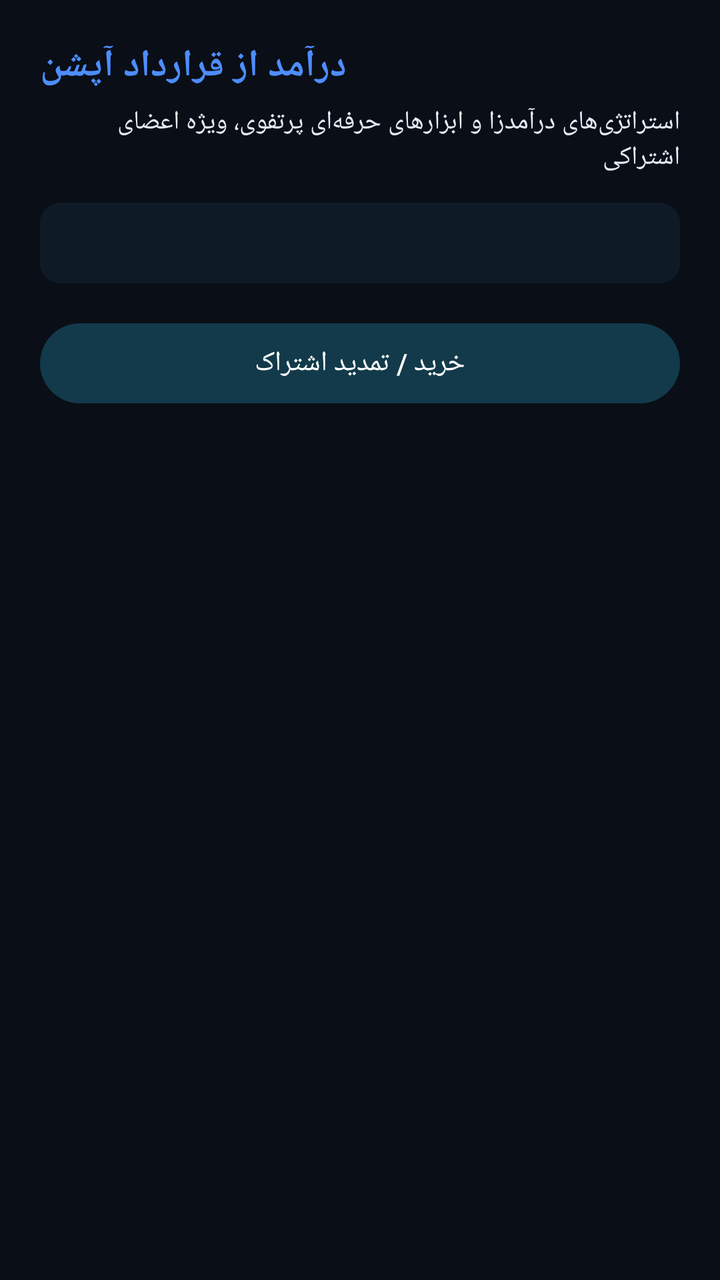
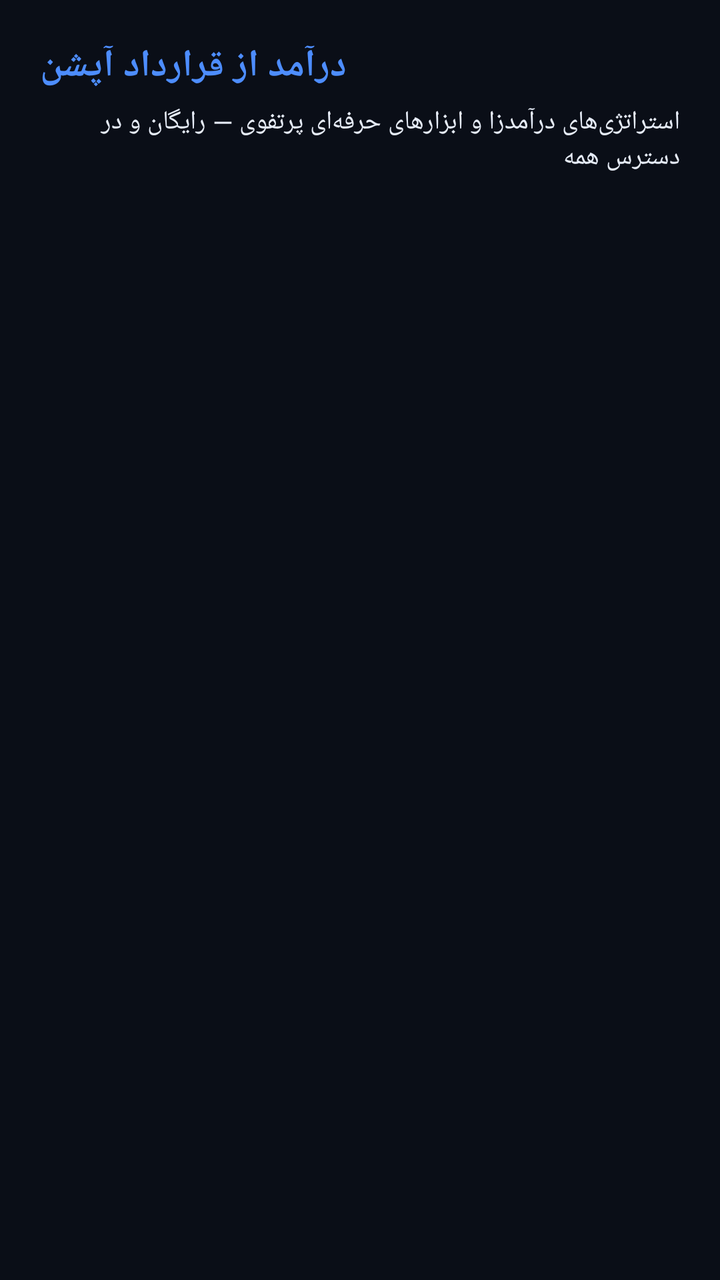

Two renders of the same Android screen: before a commit and after it. Below are the layout's source before the change and the commit's diff.
<!-- AndroidManifest.xml: application theme Theme.Portfolio360 -->
<!-- res/layout/fragment_premium_hub.xml -->
<?xml version="1.0" encoding="utf-8"?>
<ScrollView xmlns:android="http://schemas.android.com/apk/res/android"
    xmlns:app="http://schemas.android.com/apk/res-auto"
    android:layout_width="match_parent"
    android:layout_height="match_parent"
    android:background="@color/blueprint_bg"
    android:fillViewport="true">

    <LinearLayout
        android:layout_width="match_parent"
        android:layout_height="wrap_content"
        android:orientation="vertical"
        android:padding="20dp">

        <TextView
            android:layout_width="wrap_content"
            android:layout_height="wrap_content"
            android:text="@string/premium_hub_title"
            android:textColor="@color/blueprint_primary"
            android:textSize="19sp"
            android:textStyle="bold" />

        <TextView
            android:layout_width="match_parent"
            android:layout_height="wrap_content"
            android:layout_marginTop="6dp"
            android:layout_marginBottom="14dp"
            android:text="@string/premium_hub_subtitle"
            android:textColor="@color/blueprint_text"
            android:textSize="13sp" />

        <TextView
            android:id="@+id/premium_status_banner"
            android:layout_width="match_parent"
            android:layout_height="wrap_content"
            android:padding="12dp"
            android:layout_marginBottom="16dp"
            android:background="@drawable/chip_selected_background"
            android:textColor="@color/blueprint_accent"
            android:textSize="12sp" />

        <com.google.android.material.button.MaterialButton
            android:id="@+id/btn_manage_subscription"
            android:layout_width="match_parent"
            android:layout_height="wrap_content"
            android:layout_marginBottom="20dp"
            android:text="@string/premium_manage_subscription_button"
            app:backgroundTint="@color/home_card_premium" />

        <LinearLayout
            android:id="@+id/premium_item_container"
            android:layout_width="match_parent"
            android:layout_height="wrap_content"
            android:orientation="vertical" />

    </LinearLayout>
</ScrollView>
<!-- resources referenced by this layout -->
<resources>
  <color name="blueprint_accent">#38BDF8</color>
  <color name="blueprint_bg">#0A0E17</color>
  <color name="blueprint_primary">#4D8DFF</color>
  <color name="blueprint_text">#E6ECF7</color>
  <color name="home_card_premium">#123A4A</color>
  <!-- drawable chip_selected_background (drawable) -->
  <?xml version="1.0" encoding="utf-8"?>
  <shape xmlns:android="http://schemas.android.com/apk/res/android"
      android:shape="rectangle">
      <solid android:color="#1A3E7CB1" />
      <corners android:radius="10dp" />
  </shape>
  <string name="premium_hub_subtitle">استراتژی‌های درآمدزا و ابزارهای حرفه‌ای پرتفوی، ویژه اعضای اشتراکی</string>
  <string name="premium_hub_title">درآمد از قرارداد آپشن</string>
  <string name="premium_manage_subscription_button">خرید / تمدید اشتراک</string>
  <style name="Theme.Portfolio360" parent="Theme.Material3.DayNight.NoActionBar">
          <item name="colorPrimary">@color/blueprint_primary</item>
          <item name="colorOnPrimary">#FFFFFF</item>
          <item name="colorSecondary">@color/blueprint_accent</item>
          <item name="colorSurface">@color/blueprint_surface</item>
          <item name="colorOnSurface">@color/blueprint_text</item>
          <item name="android:colorBackground">@color/blueprint_bg</item>
          <item name="android:windowBackground">@color/blueprint_bg</item>
          <item name="colorOnBackground">@color/blueprint_text</item>
          <item name="android:statusBarColor">@color/blueprint_bg</item>
          <item name="android:navigationBarColor">@color/blueprint_bg</item>
      </style>
  <color name="blueprint_surface">#121826</color>
</resources>

<!-- the commit's change to res/layout/fragment_premium_hub.xml (unified diff, before → after) -->
@@ -24,28 +24,10 @@
             android:layout_width="match_parent"
             android:layout_height="wrap_content"
             android:layout_marginTop="6dp"
-            android:layout_marginBottom="14dp"
+            android:layout_marginBottom="20dp"
             android:text="@string/premium_hub_subtitle"
             android:textColor="@color/blueprint_text"
             android:textSize="13sp" />
-
-        <TextView
-            android:id="@+id/premium_status_banner"
-            android:layout_width="match_parent"
-            android:layout_height="wrap_content"
-            android:padding="12dp"
-            android:layout_marginBottom="16dp"
-            android:background="@drawable/chip_selected_background"
-            android:textColor="@color/blueprint_accent"
-            android:textSize="12sp" />
-
-        <com.google.android.material.button.MaterialButton
-            android:id="@+id/btn_manage_subscription"
-            android:layout_width="match_parent"
-            android:layout_height="wrap_content"
-            android:layout_marginBottom="20dp"
-            android:text="@string/premium_manage_subscription_button"
-            app:backgroundTint="@color/home_card_premium" />
 
         <LinearLayout
             android:id="@+id/premium_item_container"
<!-- resource entries referenced after the edit -->
@@ -4,17 +4,8 @@
   <color name="blueprint_bg">#0A0E17</color>
   <color name="blueprint_primary">#4D8DFF</color>
   <color name="blueprint_text">#E6ECF7</color>
-  <color name="home_card_premium">#123A4A</color>
-  <!-- drawable chip_selected_background (drawable) -->
-  <?xml version="1.0" encoding="utf-8"?>
-  <shape xmlns:android="http://schemas.android.com/apk/res/android"
-      android:shape="rectangle">
-      <solid android:color="#1A3E7CB1" />
-      <corners android:radius="10dp" />
-  </shape>
-  <string name="premium_hub_subtitle">استراتژی‌های درآمدزا و ابزارهای حرفه‌ای پرتفوی، ویژه اعضای اشتراکی</string>
+  <string name="premium_hub_subtitle">استراتژی‌های درآمدزا و ابزارهای حرفه‌ای پرتفوی — رایگان و در دسترس همه</string>
   <string name="premium_hub_title">درآمد از قرارداد آپشن</string>
-  <string name="premium_manage_subscription_button">خرید / تمدید اشتراک</string>
   <style name="Theme.Portfolio360" parent="Theme.Material3.DayNight.NoActionBar">
           <item name="colorPrimary">@color/blueprint_primary</item>
           <item name="colorOnPrimary">#FFFFFF</item>
